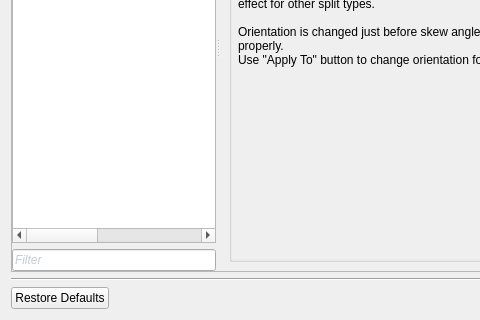
Old version of the form ui/SettingsDialog.ui in the repository trufanov-nok/scantailor-universal; both pictures show x 0 to 480 and y 190 to 510 of the 703 by 510 pixel window.
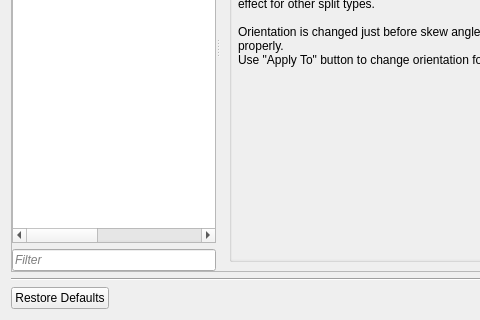
New version of the form. Custom widgets are drawn as their Qt base class.

Diff of the .ui file:
```diff
--- a/ui/SettingsDialog.ui
+++ b/ui/SettingsDialog.ui
@@ -139,70 +139,6 @@
            <verstretch>0</verstretch>
           </sizepolicy>
          </property>
-         <property name="palette">
-          <palette>
-           <active>
-            <colorrole role="Text">
-             <brush brushstyle="SolidPattern">
-              <color alpha="255">
-               <red>138</red>
-               <green>152</green>
-               <blue>166</blue>
-              </color>
-             </brush>
-            </colorrole>
-            <colorrole role="PlaceholderText">
-             <brush brushstyle="NoBrush">
-              <color alpha="128">
-               <red>138</red>
-               <green>152</green>
-               <blue>166</blue>
-              </color>
-             </brush>
-            </colorrole>
-           </active>
-           <inactive>
-            <colorrole role="Text">
-             <brush brushstyle="SolidPattern">
-              <color alpha="255">
-               <red>138</red>
-               <green>152</green>
-               <blue>166</blue>
-              </color>
-             </brush>
-            </colorrole>
-            <colorrole role="PlaceholderText">
-             <brush brushstyle="NoBrush">
-              <color alpha="128">
-               <red>138</red>
-               <green>152</green>
-               <blue>166</blue>
-              </color>
-             </brush>
-            </colorrole>
-           </inactive>
-           <disabled>
-            <colorrole role="Text">
-             <brush brushstyle="SolidPattern">
-              <color alpha="255">
-               <red>119</red>
-               <green>120</green>
-               <blue>120</blue>
-              </color>
-             </brush>
-            </colorrole>
-            <colorrole role="PlaceholderText">
-             <brush brushstyle="NoBrush">
-              <color alpha="128">
-               <red>138</red>
-               <green>152</green>
-               <blue>166</blue>
-              </color>
-             </brush>
-            </colorrole>
-           </disabled>
-          </palette>
-         </property>
          <property name="font">
           <font>
            <italic>true</italic>
```
Left out of the diff: 80 changed lines with no effect on the pictures.
